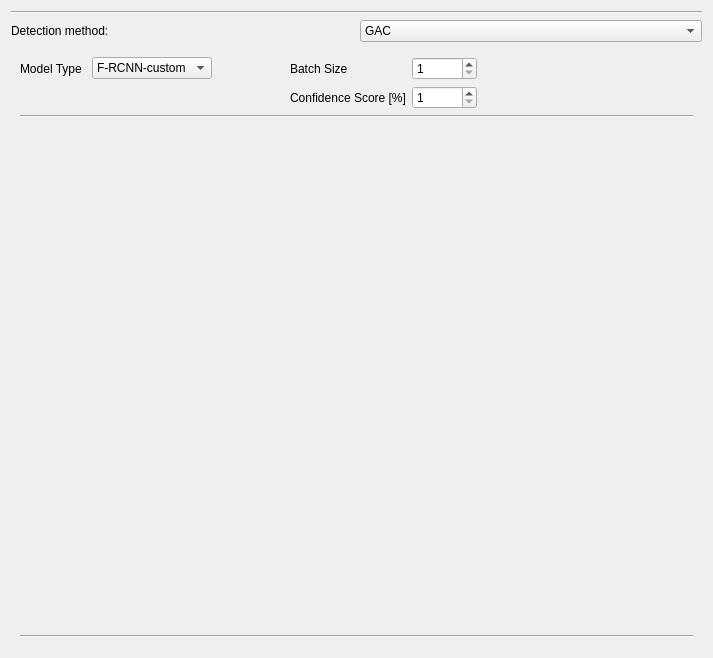
Above: qt_designer/settings/detection_settings.ui from JosephTheMoUSE/MoUSE-GUI before the change. Below: the same form after it.
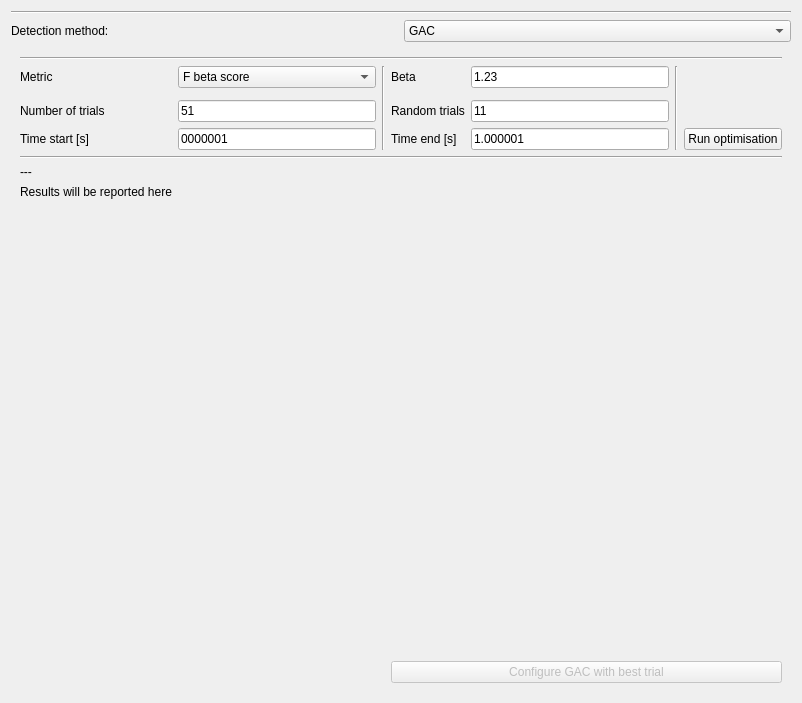
That is the form after the change.

Commit message: feat: add GAC optimisation page

The edit to the form file:
```diff
--- a/qt_designer/settings/detection_settings.ui
+++ b/qt_designer/settings/detection_settings.ui
@@ -6,14 +6,14 @@
    <rect>
     <x>0</x>
     <y>0</y>
-    <width>713</width>
-    <height>658</height>
+    <width>802</width>
+    <height>703</height>
    </rect>
   </property>
   <property name="windowTitle">
    <string>Form</string>
   </property>
-  <layout class="QVBoxLayout" name="verticalLayout" stretch="0,0,0">
+  <layout class="QVBoxLayout" name="verticalLayout">
    <item>
     <widget class="Line" name="upperHorizontalLine">
      <property name="orientation">
@@ -204,27 +204,208 @@
          </property>
         </widget>
        </item>
+       <item row="6" column="1">
+        <widget class="QSlider" name="placeholderFloodLevelSlider">
+         <property name="maximum">
+          <number>100</number>
+         </property>
+         <property name="value">
+          <number>95</number>
+         </property>
+         <property name="orientation">
+          <enum>Qt::Horizontal</enum>
+         </property>
+         <property name="invertedControls">
+          <bool>false</bool>
+         </property>
+         <property name="tickPosition">
+          <enum>QSlider::NoTicks</enum>
+         </property>
+        </widget>
+       </item>
+       <item row="10" column="0">
+        <spacer name="verticalSpacer_3">
+         <property name="orientation">
+          <enum>Qt::Vertical</enum>
+         </property>
+         <property name="sizeHint" stdset="0">
+          <size>
+           <width>20</width>
+           <height>40</height>
+          </size>
+         </property>
+        </spacer>
+       </item>
+      </layout>
+     </widget>
+     <widget class="QWidget" name="GACOptimisationPage">
+      <layout class="QGridLayout" name="gridLayout_2" columnstretch="0,0,0,0,0,0,0,0,0">
+       <item row="3" column="0">
+        <widget class="QLabel" name="numTrialsLabel">
+         <property name="text">
+          <string>Number of trials</string>
+         </property>
+        </widget>
+       </item>
+       <item row="10" column="0" colspan="9">
+        <widget class="QLabel" name="USVNumLabel">
+         <property name="text">
+          <string>---</string>
+         </property>
+        </widget>
+       </item>
+       <item row="12" column="0">
+        <spacer name="verticalSpacer_4">
+         <property name="orientation">
+          <enum>Qt::Vertical</enum>
+         </property>
+         <property name="sizeHint" stdset="0">
+          <size>
+           <width>20</width>
+           <height>40</height>
+          </size>
+         </property>
+        </spacer>
+       </item>
        <item row="1" column="3">
-        <widget class="QLabel" name="baloonLabel">
+        <widget class="QLabel" name="betaLabel">
          <property name="text">
-          <string>Balloon</string>
+          <string>Beta</string>
+         </property>
+        </widget>
+       </item>
+       <item row="4" column="4">
+        <widget class="QLineEdit" name="timeEndLineEdit">
+         <property name="text">
+          <string>1.000001</string>
+         </property>
+        </widget>
+       </item>
+       <item row="4" column="6" colspan="3">
+        <widget class="QPushButton" name="runOptimisationPushButton">
+         <property name="text">
+          <string>Run optimisation</string>
+         </property>
+        </widget>
+       </item>
+       <item row="4" column="1">
+        <widget class="QLineEdit" name="timeStartLineEdit">
+         <property name="text">
+          <string>0000001</string>
+         </property>
+        </widget>
+       </item>
+       <item row="1" column="4">
+        <widget class="QLineEdit" name="betaLineEdit">
+         <property name="text">
+          <string>1.23</string>
+         </property>
+        </widget>
+       </item>
+       <item row="8" column="0" colspan="9">
+        <widget class="Line" name="line_3">
+         <property name="orientation">
+          <enum>Qt::Horizontal</enum>
          </property>
         </widget>
        </item>
        <item row="3" column="3">
-        <widget class="QLabel" name="smoothingLabel">
+        <widget class="QLabel" name="randomTrialsLabel">
          <property name="text">
-          <string>Smoothing</string>
+          <string>Random trials</string>
          </property>
         </widget>
        </item>
-       <item row="1" column="2" rowspan="3">
-        <widget class="Line" name="detectionVerticalLine">
+       <item row="1" column="2" rowspan="4">
+        <widget class="Line" name="line_4">
          <property name="orientation">
           <enum>Qt::Vertical</enum>
          </property>
         </widget>
        </item>
+       <item row="1" column="0">
+        <widget class="QLabel" name="metricLabel">
+         <property name="text">
+          <string>Metric</string>
+         </property>
+        </widget>
+       </item>
+       <item row="1" column="1">
+        <widget class="QComboBox" name="metricComboBox">
+         <item>
+          <property name="text">
+           <string>F beta score</string>
+          </property>
+         </item>
+         <item>
+          <property name="text">
+           <string>Intersection over union</string>
+          </property>
+         </item>
+        </widget>
+       </item>
+       <item row="0" column="0" colspan="9">
+        <widget class="Line" name="line_2">
+         <property name="orientation">
+          <enum>Qt::Horizontal</enum>
+         </property>
+        </widget>
+       </item>
+       <item row="14" column="3" colspan="6">
+        <widget class="QPushButton" name="automaticGACConfigurationButton">
+         <property name="enabled">
+          <bool>false</bool>
+         </property>
+         <property name="text">
+          <string>Configure GAC with best trial</string>
+         </property>
+        </widget>
+       </item>
+       <item row="4" column="0">
+        <widget class="QLabel" name="timeStartLabel">
+         <property name="text">
+          <string>Time start [s]</string>
+         </property>
+        </widget>
+       </item>
+       <item row="3" column="4">
+        <widget class="QLineEdit" name="randomTrialsLineEdit">
+         <property name="text">
+          <string>11</string>
+         </property>
+        </widget>
+       </item>
+       <item row="11" column="0">
+        <widget class="QLabel" name="resultLabel">
+         <property name="text">
+          <string>Results will be reported here</string>
+         </property>
+        </widget>
+       </item>
+       <item row="3" column="1">
+        <widget class="QLineEdit" name="numTrialsLineEdit">
+         <property name="text">
+          <string>51</string>
+         </property>
+        </widget>
+       </item>
+       <item row="4" column="3">
+        <widget class="QLabel" name="timeEndLabel">
+         <property name="text">
+          <string>Time end [s]</string>
+         </property>
+        </widget>
+       </item>
+       <item row="1" column="5" rowspan="4">
+        <widget class="Line" name="line">
+         <property name="orientation">
+          <enum>Qt::Vertical</enum>
+         </property>
+        </widget>
+       </item>
+       <item row="14" column="0" colspan="2">
+        <layout class="QHBoxLayout" name="progressbarPlaceholderLayout"/>
+       </item>
       </layout>
      </widget>
      <widget class="QWidget" name="nnPage">
@@ -249,32 +430,8 @@
          </property>
         </widget>
        </item>
-       <item row="3" column="0" colspan="8">
-        <widget class="Line" name="line">
-         <property name="orientation">
-          <enum>Qt::Horizontal</enum>
-         </property>
-        </widget>
-       </item>
-       <item row="4" column="3">
-        <spacer name="verticalSpacer">
-         <property name="orientation">
-          <enum>Qt::Vertical</enum>
-         </property>
-         <property name="sizeHint" stdset="0">
-          <size>
-           <width>20</width>
-           <height>40</height>
-          </size>
-         </property>
-        </spacer>
-       </item>
        <item row="6" column="0" colspan="8">
-        <widget class="Line" name="nnPreviewHorizontalLine">
-         <property name="orientation">
-          <enum>Qt::Horizontal</enum>
-         </property>
-        </widget>
+        <layout class="QVBoxLayout" name="nnPreviewLayout"/>
        </item>
        <item row="2" column="3">
         <widget class="QLabel" name="modelConfidenceScore">
@@ -300,6 +457,13 @@
          </property>
         </widget>
        </item>
+       <item row="4" column="0" colspan="8">
+        <widget class="Line" name="nnPreviewHorizontalLine">
+         <property name="orientation">
+          <enum>Qt::Horizontal</enum>
+         </property>
+        </widget>
+       </item>
        <item row="1" column="1">
         <widget class="QComboBox" name="modelTypeComboBox">
          <item>
@@ -309,6 +473,26 @@
          </item>
         </widget>
        </item>
+       <item row="1" column="3">
+        <widget class="QLabel" name="modelBatchSize">
+         <property name="text">
+          <string>Batch Size</string>
+         </property>
+        </widget>
+       </item>
+       <item row="5" column="4">
+        <spacer name="verticalSpacer">
+         <property name="orientation">
+          <enum>Qt::Vertical</enum>
+         </property>
+         <property name="sizeHint" stdset="0">
+          <size>
+           <width>20</width>
+           <height>40</height>
+          </size>
+         </property>
+        </spacer>
+       </item>
       </layout>
      </widget>
     </widget>
```
Left out of the diff: 162 changed lines with no effect on the pictures.
